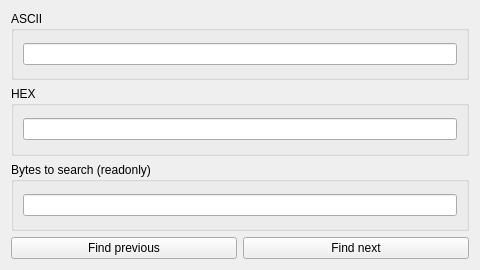
Before: the Qt Designer form Finder/finder.ui in PROPHESSOR/ProHex, drawn with Qt 5.
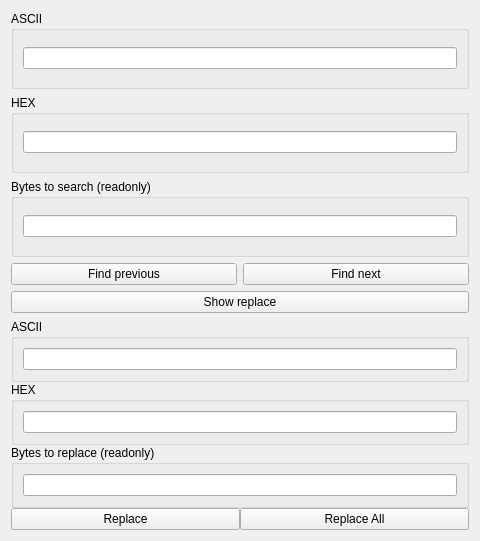
After: the same form once the commit is applied.

Commit message: Реализовал интерфейс поиска с заменой

The edit to the form file:
```diff
--- a/Finder/finder.ui
+++ b/Finder/finder.ui
@@ -7,7 +7,7 @@
     <x>0</x>
     <y>0</y>
     <width>480</width>
-    <height>270</height>
+    <height>541</height>
    </rect>
   </property>
   <property name="windowTitle">
@@ -91,6 +91,91 @@
      </item>
     </layout>
    </item>
+   <item>
+    <widget class="QPushButton" name="openReplace">
+     <property name="text">
+      <string>Show replace</string>
+     </property>
+    </widget>
+   </item>
+   <item>
+    <widget class="QWidget" name="replaceLayout_2" native="true">
+     <layout class="QVBoxLayout" name="replaceLayout">
+      <property name="spacing">
+       <number>0</number>
+      </property>
+      <property name="leftMargin">
+       <number>0</number>
+      </property>
+      <property name="topMargin">
+       <number>0</number>
+      </property>
+      <property name="rightMargin">
+       <number>0</number>
+      </property>
+      <property name="bottomMargin">
+       <number>0</number>
+      </property>
+      <item>
+       <widget class="QGroupBox" name="groupBox_4">
+        <property name="enabled">
+         <bool>true</bool>
+        </property>
+        <property name="title">
+         <string>ASCII</string>
+        </property>
+        <layout class="QVBoxLayout" name="verticalLayout_5">
+         <item>
+          <widget class="QLineEdit" name="asciiReplace"/>
+         </item>
+        </layout>
+       </widget>
+      </item>
+      <item>
+       <widget class="QGroupBox" name="groupBox_5">
+        <property name="title">
+         <string>HEX</string>
+        </property>
+        <layout class="QVBoxLayout" name="verticalLayout_6">
+         <item>
+          <widget class="QLineEdit" name="hexReplace"/>
+         </item>
+        </layout>
+       </widget>
+      </item>
+      <item>
+       <widget class="QGroupBox" name="groupBox_6">
+        <property name="title">
+         <string>Bytes to replace (readonly)</string>
+        </property>
+        <layout class="QVBoxLayout" name="verticalLayout_7">
+         <item>
+          <widget class="QLineEdit" name="hexReadReplace"/>
+         </item>
+        </layout>
+       </widget>
+      </item>
+      <item>
+       <layout class="QHBoxLayout" name="horizontalLayout">
+        <item>
+         <widget class="QPushButton" name="replace">
+          <property name="text">
+           <string>Replace</string>
+          </property>
+         </widget>
+        </item>
+        <item>
+         <widget class="QPushButton" name="replaceAll">
+          <property name="text">
+           <string>Replace All</string>
+          </property>
+         </widget>
+        </item>
+       </layout>
+      </item>
+     </layout>
+    </widget>
+   </item>
   </layout>
  </widget>
  <resources/>
```
The commit also changes 4 other files.
